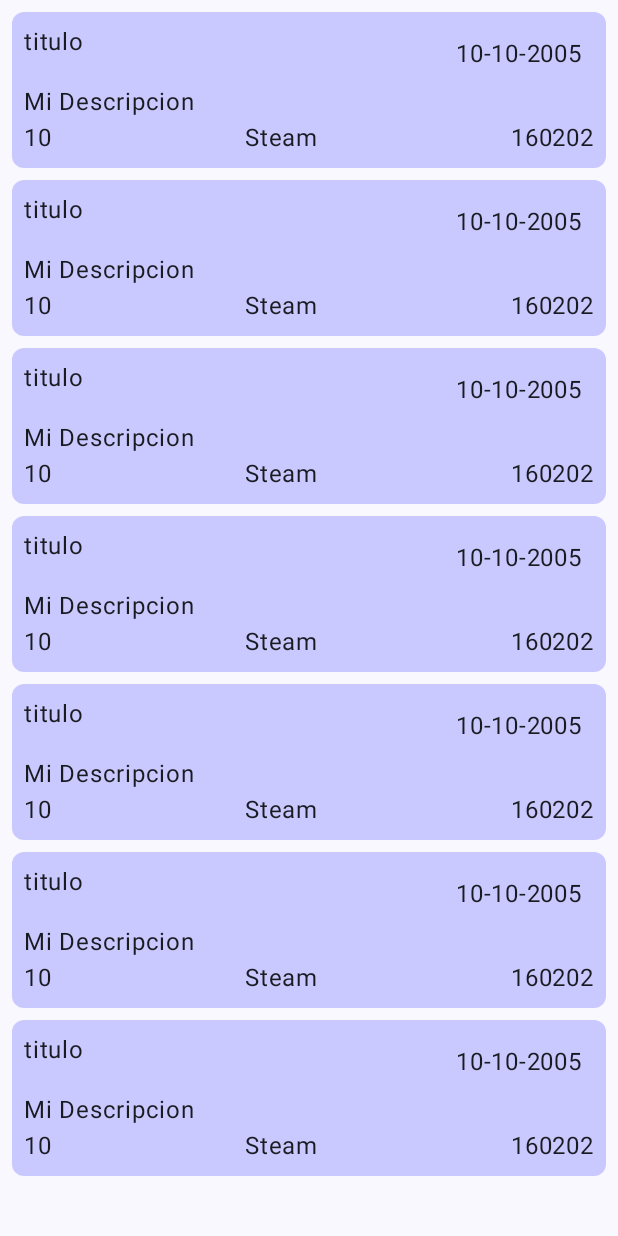
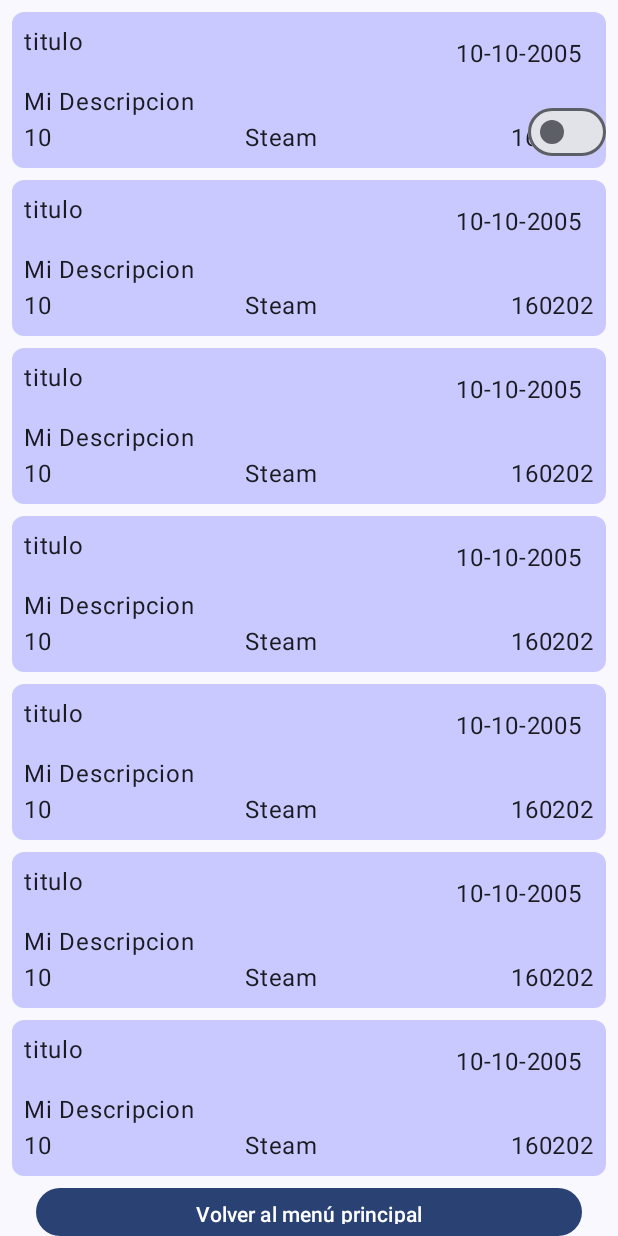
Before and after one commit to errebe-DAM/ProgramacionMultimedia, an Android app built with Jetpack Compose: the screen it shows after launch (TitulosActivity), after a tap on "Mis títulos", on a phone screen of 412 x 824 dp. Run offline under Robolectric (Android 15) with nearby library versions, the phone set to English and light mode, and no system bars.

Commit message:
Exercise 4 finished

```diff
--- /dev/null
+++ b/Tema2/app/src/main/java/com/example/practica/AppState.kt
@@ -0,0 +1,9 @@
+package com.example.practica
+
+import androidx.compose.runtime.getValue
+import androidx.compose.runtime.mutableStateOf
+import androidx.compose.runtime.setValue
+
+object AppState {
+    var isDarkMode by mutableStateOf(false)
+}
--- a/Tema2/app/src/main/java/com/example/practica/LlegadaActivity.kt
+++ b/Tema2/app/src/main/java/com/example/practica/LlegadaActivity.kt
@@ -42,10 +42,20 @@ import androidx.compose.ui.unit.dp
 import androidx.core.content.IntentCompat
 import com.example.practica.ui.theme.PracticaTheme
 import com.example.practica.utils.convertMillisToDate
+import java.time.Clock
+import java.time.LocalDate
 import java.util.Calendar
+import kotlin.time.Instant
 
 class LlegadaActivity : ComponentActivity() {
-    private var tareas by mutableStateOf(emptyList<Tarea>())
+    private var tareas by mutableStateOf(
+        listOf(
+            Tarea("Tarea 1", "Lorem ipsum", System.currentTimeMillis(), 2),
+            Tarea("Tarea 2", "Lorem ipsum", System.currentTimeMillis(), 9),
+            Tarea("Tarea 3", "Lorem ipsum", System.currentTimeMillis(), 5),
+            Tarea("Tarea 4", "Lorem ipsum", System.currentTimeMillis(), 1),
+        )
+    )
 
     private val launcher = registerForActivityResult(
         ActivityResultContracts.StartActivityForResult()
@@ -63,9 +73,6 @@ class LlegadaActivity : ComponentActivity() {
 
     @RequiresApi(Build.VERSION_CODES.O)
     override fun onCreate(savedInstanceState: Bundle?) {
-        val username = ""
-        val rol = ""
-
         super.onCreate(savedInstanceState)
         enableEdgeToEdge()
         setContent {
@@ -78,11 +85,9 @@ class LlegadaActivity : ComponentActivity() {
                         .padding(innerPadding)
                         .padding(16.dp)
                     ) {
-
                         // FECHA
                         Row(
-                            Modifier
-                                .fillMaxWidth(),
+                            Modifier.fillMaxWidth(),
                             horizontalArrangement = Arrangement.Center
                         ) {
                             val date = Calendar.getInstance()
@@ -166,7 +171,7 @@ class LlegadaActivity : ComponentActivity() {
                             modifier = Modifier.fillMaxWidth(),
                             onClick = {
                                 val intent = Intent(context, NuevaTareaActivity::class.java)
-                                context.startActivity(intent)
+                                launcher.launch(intent)
                             }
                         ) {
                             Text("Añadir tareas")
@@ -183,7 +188,11 @@ class LlegadaActivity : ComponentActivity() {
                         Row( horizontalArrangement = Arrangement.SpaceBetween) {
                             Button(
                                 modifier = Modifier.weight(2f),
-                                onClick = {}
+                                onClick = {
+                                        startActivity(
+                                            Intent(this@LlegadaActivity, PerfilActivity::class.java)
+                                        )
+                                }
                             ) {
                                 Text("Perfil")
                             }
--- a/Tema2/app/src/main/java/com/example/practica/NuevaTareaActivity.kt
+++ b/Tema2/app/src/main/java/com/example/practica/NuevaTareaActivity.kt
@@ -199,8 +199,7 @@ class NuevaTareaActivity : ComponentActivity() {
                                     )
                                 }
                             },
-                            enabled = title.isNotBlank() && description.isNotBlank()
-                            ,
+                            enabled = title.isNotBlank() && description.isNotBlank(),
                             modifier = Modifier.fillMaxWidth()
                         ) {
                             Text("Guardar tarea")
--- a/Tema2/app/src/main/java/com/example/practica/PerfilActivity.kt
+++ b/Tema2/app/src/main/java/com/example/practica/PerfilActivity.kt
@@ -1,5 +1,6 @@
 package com.example.practica
 
+import android.content.Intent
 import android.os.Bundle
 import androidx.activity.ComponentActivity
 import androidx.activity.compose.setContent
@@ -179,7 +180,11 @@ class PerfilActivity : ComponentActivity() {
                         Button(
                             modifier = Modifier
                                 .fillMaxWidth(),
-                            onClick = {}
+                            onClick = {
+                                startActivity(
+                                    Intent(this@PerfilActivity, LlegadaActivity::class.java)
+                                )
+                            }
                         ) {
                             Text("Volver al menu principal")
                         }
--- a/Tema2/app/src/main/java/com/example/practica/TitulosActivity.kt
+++ b/Tema2/app/src/main/java/com/example/practica/TitulosActivity.kt
@@ -1,5 +1,6 @@
 package com.example.practica
 
+import android.content.Intent
 import android.os.Build
 import android.os.Bundle
 import android.util.Log
@@ -17,6 +18,7 @@ import androidx.compose.foundation.layout.fillMaxWidth
 import androidx.compose.foundation.layout.padding
 import androidx.compose.foundation.lazy.LazyColumn
 import androidx.compose.foundation.shape.RoundedCornerShape
+import androidx.compose.material3.Button
 import androidx.compose.material3.Scaffold
 import androidx.compose.material3.Text
 import androidx.compose.runtime.Composable
@@ -62,10 +64,13 @@ class TitulosActivity : ComponentActivity() {
         setContent {
             PracticaTheme {
                 Scaffold(modifier = Modifier.fillMaxSize()) { innerPadding ->
+
+                    Column(
+                        Modifier.padding(innerPadding)
+                    ) {
                         LazyColumn(
                             Modifier
-                            .padding(innerPadding)
-                            .fillMaxSize()
+                                .fillMaxWidth()
                                 .padding(8.dp),
                             verticalArrangement = Arrangement.spacedBy(8.dp)
                         ) {
@@ -101,6 +106,19 @@ class TitulosActivity : ComponentActivity() {
                                 }
                             }
                         }
+                        Spacer(Modifier.weight(1f))
+                        // Este boton no lo pides pero si no quiero softlockear al usuario.
+                        Button(
+                            onClick = {
+                                startActivity(
+                                    Intent(this@TitulosActivity, LlegadaActivity::class.java)
+                                )
+                            },
+                            modifier = Modifier.fillMaxWidth().padding(horizontal = 24.dp)
+                        ) {
+                            Text("Volver al menú principal")
+                        }
+                    }
                 }
             }
         }
--- a/Tema2/app/src/main/java/com/example/practica/ui/theme/Theme.kt
+++ b/Tema2/app/src/main/java/com/example/practica/ui/theme/Theme.kt
@@ -3,13 +3,24 @@ package com.example.practica.ui.theme
 import android.app.Activity
 import android.os.Build
 import androidx.compose.foundation.isSystemInDarkTheme
+import androidx.compose.foundation.layout.Arrangement
+import androidx.compose.foundation.layout.Box
+import androidx.compose.foundation.layout.Row
+import androidx.compose.foundation.layout.fillMaxSize
+import androidx.compose.foundation.layout.fillMaxWidth
+import androidx.compose.foundation.layout.padding
 import androidx.compose.material3.MaterialTheme
+import androidx.compose.material3.Switch
+import androidx.compose.material3.Text
 import androidx.compose.material3.darkColorScheme
 import androidx.compose.material3.dynamicDarkColorScheme
 import androidx.compose.material3.dynamicLightColorScheme
 import androidx.compose.material3.lightColorScheme
 import androidx.compose.runtime.Composable
+import androidx.compose.ui.Modifier
 import androidx.compose.ui.platform.LocalContext
+import androidx.compose.ui.unit.dp
+import com.example.practica.AppState
 
 private val DarkColorScheme = darkColorScheme(
     primary = Purple80,
@@ -35,7 +46,7 @@ private val LightColorScheme = lightColorScheme(
 
 @Composable
 fun PracticaTheme(
-    darkTheme: Boolean = isSystemInDarkTheme(),
+    darkTheme: Boolean = AppState.isDarkMode,
     // Dynamic color is available on Android 12+
     dynamicColor: Boolean = true,
     content: @Composable () -> Unit
@@ -53,6 +64,22 @@ fun PracticaTheme(
     MaterialTheme(
         colorScheme = colorScheme,
         typography = Typography,
-        content = content
-    )
+    ) {
+        Box(
+            Modifier.fillMaxSize()
+        ) {
+            content()
+            Row(
+                Modifier
+                    .fillMaxWidth()
+                    .padding(vertical = 64.dp, horizontal = 8.dp),
+                horizontalArrangement = Arrangement.End
+            ) {
+                Switch(
+                    checked = darkTheme,
+                    onCheckedChange = { AppState.isDarkMode = it},
+                )
+            }
+        }
+    }
 }
--- a/Tema2/app/src/main/java/com/example/practica/utils/DateUtils.kt
+++ b/Tema2/app/src/main/java/com/example/practica/utils/DateUtils.kt
@@ -4,12 +4,6 @@ import java.text.SimpleDateFormat
 import java.util.Date
 import java.util.Locale
 
-fun convertLongToTime(time: Long): String {
-    val date = Date(time)
-    val format = SimpleDateFormat("yyyy.MM.dd HH:mm")
-    return format.format(date)
-}
-
 fun convertMillisToDate(millis: Long): String {
     val formatter = SimpleDateFormat("dd/MM/yyyy", Locale.getDefault())
     return formatter.format(Date(millis))
```
Lines whose indentation alone changed are shown as unchanged.
